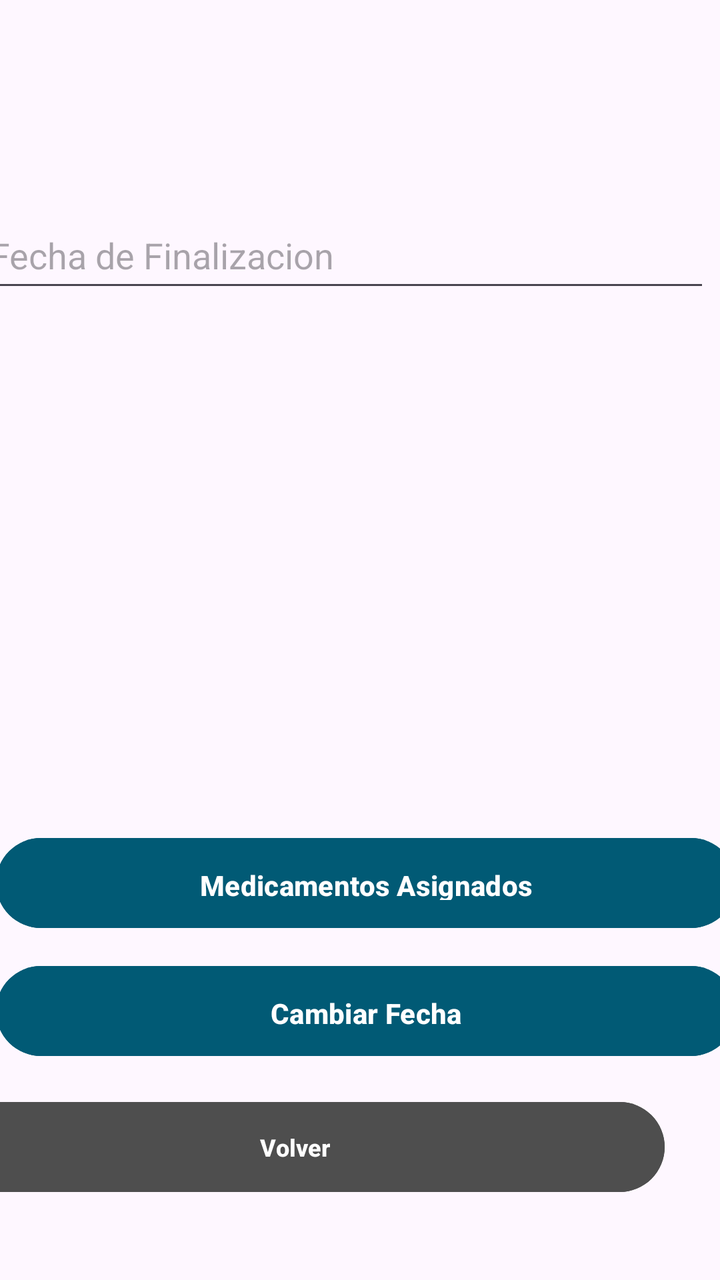
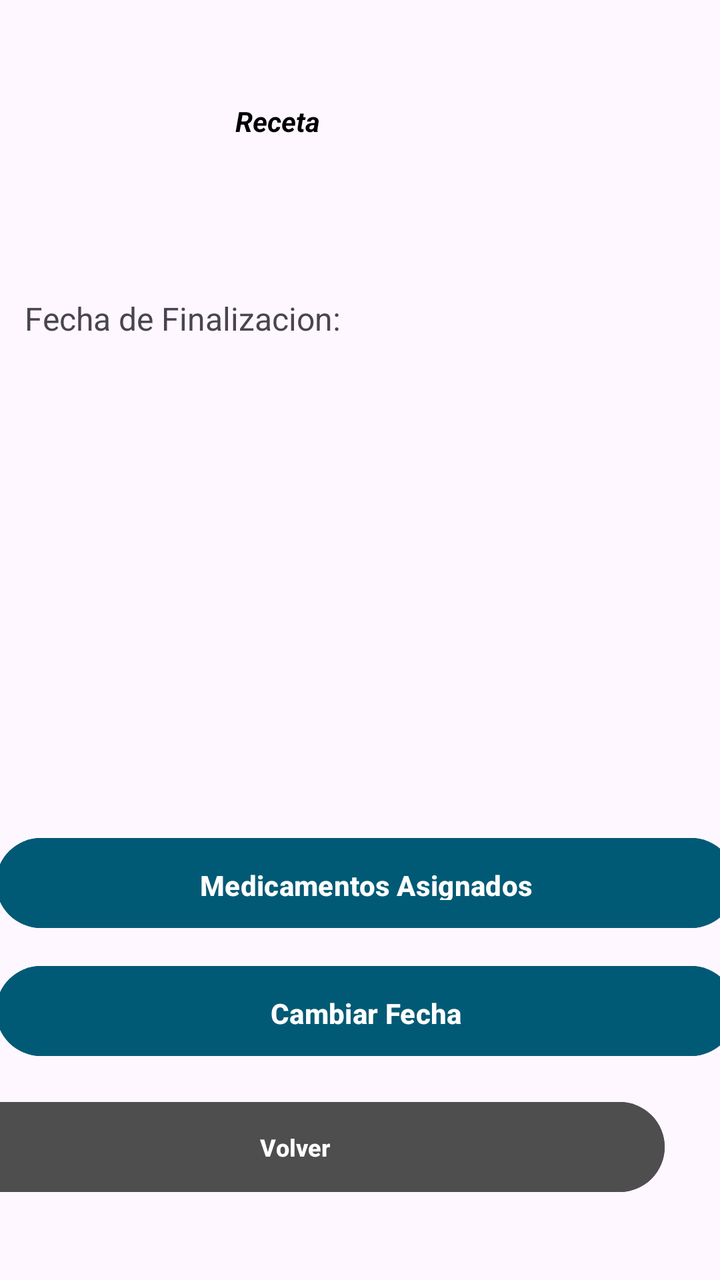

Screens rendered from an Android XML layout before and after an edit, with the pre-edit source and the edit as a unified diff.
<!-- AndroidManifest.xml: application theme Theme.MobilesVC -->
<!-- res/layout/receta_view.xml -->
<?xml version="1.0" encoding="utf-8"?>
<androidx.constraintlayout.widget.ConstraintLayout xmlns:android="http://schemas.android.com/apk/res/android"
    xmlns:app="http://schemas.android.com/apk/res-auto"
    xmlns:tools="http://schemas.android.com/tools"
    android:layout_width="match_parent"
    android:layout_height="match_parent">

    <androidx.constraintlayout.widget.ConstraintLayout
        android:id="@+id/constraintLayout"
        android:layout_width="match_parent"
        android:layout_height="match_parent">

        <Button
            android:id="@+id/vToMedicamentosList"
            android:layout_width="370dp"
            android:layout_height="53dp"
            android:layout_marginTop="48dp"
            android:layout_marginBottom="172dp"
            android:backgroundTint="#015A75"
            android:paddingVertical="14dp"
            android:text="Medicamentos Asignados"
            android:textStyle="bold"
            app:layout_constraintBottom_toBottomOf="parent"
            app:layout_constraintEnd_toEndOf="parent"
            app:layout_constraintHorizontal_bias="0.243"
            app:layout_constraintStart_toStartOf="parent" />

        <Button
            android:id="@+id/vToRecetaEdit"
            android:layout_width="370dp"
            android:layout_height="53dp"
            android:layout_marginTop="48dp"
            android:layout_marginBottom="108dp"
            android:backgroundTint="#015A75"
            android:paddingVertical="14dp"
            android:text="Cambiar Fecha"
            android:textStyle="bold"
            app:layout_constraintBottom_toBottomOf="parent"
            app:layout_constraintEnd_toEndOf="parent"
            app:layout_constraintHorizontal_bias="0.243"
            app:layout_constraintStart_toStartOf="parent" />

        <com.google.android.material.textfield.TextInputEditText
            android:id="@+id/vFecha"
            android:layout_width="364dp"
            android:layout_height="50dp"
            android:layout_marginStart="16dp"
            android:layout_marginEnd="31dp"
            android:layout_marginBottom="264dp"
            android:clickable="false"
            android:hint="Fecha de Finalizacion"
            app:layout_constraintBottom_toTopOf="@+id/vToMedicamentosList"
            app:layout_constraintEnd_toEndOf="parent"
            app:layout_constraintStart_toStartOf="parent" />

        <TextView
            android:id="@+id/textView5"
            android:layout_width="wrap_content"
            android:layout_height="wrap_content"
            android:layout_marginStart="133dp"
            android:layout_marginTop="51dp"
            android:layout_marginEnd="200dp"
            android:layout_marginBottom="110dp"
            android:fontFamily="sans-serif"
            android:text="Receta"
            android:textColor="#000000"
            android:textStyle="bold|italic"
            app:layout_constraintBottom_toTopOf="@+id/vFecha"
            app:layout_constraintEnd_toEndOf="parent"
            app:layout_constraintHorizontal_bias="1.0"
            app:layout_constraintStart_toStartOf="parent"
            app:layout_constraintTop_toTopOf="parent"
            app:layout_constraintVertical_bias="0.0"
            tools:textSize="26sp" />

        <Button
            android:id="@+id/vVolverReceta"
            android:layout_width="370dp"
            android:layout_height="53dp"
            android:layout_marginHorizontal="24dp"
            android:layout_marginEnd="28dp"
            android:layout_marginBottom="40dp"
            android:backgroundTint="#4E4E4E"
            android:paddingVertical="10dp"
            android:text="Volver"
            android:textSize="12sp"
            android:textStyle="bold"
            android:visibility="visible"
            app:layout_constraintBottom_toBottomOf="parent"
            app:layout_constraintEnd_toEndOf="parent" />

    </androidx.constraintlayout.widget.ConstraintLayout>

</androidx.constraintlayout.widget.ConstraintLayout>
<!-- resources referenced by this layout -->
<resources>
  <style name="Theme.MobilesVC" parent="Base.Theme.MobilesVC" />
  <style name="Base.Theme.MobilesVC" parent="Theme.Material3.DayNight.NoActionBar">
          
          
      </style>
</resources>

<!-- the commit's change to res/layout/receta_view.xml (unified diff, before → after) -->
@@ -10,11 +10,34 @@
         android:layout_width="match_parent"
         android:layout_height="match_parent">
 
+        <TextView
+            android:id="@+id/textView52"
+            android:layout_width="200dp"
+            android:layout_height="22dp"
+            android:text="Fecha de Finalizacion:"
+            android:textSize="16sp"
+            app:layout_constraintBottom_toTopOf="@+id/vFecha"
+            app:layout_constraintEnd_toEndOf="parent"
+            app:layout_constraintHorizontal_bias="0.077"
+            app:layout_constraintStart_toStartOf="parent" />
+
+        <TextView
+            android:id="@+id/vFecha"
+            android:layout_width="364dp"
+            android:layout_height="50dp"
+            android:layout_marginTop="88dp"
+            android:layout_marginBottom="282dp"
+            android:text="Fecha"
+            android:textSize="26sp"
+            app:layout_constraintBottom_toTopOf="@+id/vToMedicamentosList"
+            app:layout_constraintEnd_toEndOf="parent"
+            app:layout_constraintStart_toStartOf="parent"
+            app:layout_constraintTop_toBottomOf="@+id/textView5" />
+
         <Button
             android:id="@+id/vToMedicamentosList"
             android:layout_width="370dp"
             android:layout_height="53dp"
-            android:layout_marginTop="48dp"
             android:layout_marginBottom="172dp"
             android:backgroundTint="#015A75"
             android:paddingVertical="14dp"
@@ -40,19 +63,6 @@
             app:layout_constraintHorizontal_bias="0.243"
             app:layout_constraintStart_toStartOf="parent" />
 
-        <com.google.android.material.textfield.TextInputEditText
-            android:id="@+id/vFecha"
-            android:layout_width="364dp"
-            android:layout_height="50dp"
-            android:layout_marginStart="16dp"
-            android:layout_marginEnd="31dp"
-            android:layout_marginBottom="264dp"
-            android:clickable="false"
-            android:hint="Fecha de Finalizacion"
-            app:layout_constraintBottom_toTopOf="@+id/vToMedicamentosList"
-            app:layout_constraintEnd_toEndOf="parent"
-            app:layout_constraintStart_toStartOf="parent" />
-
         <TextView
             android:id="@+id/textView5"
             android:layout_width="wrap_content"
@@ -60,17 +70,14 @@
             android:layout_marginStart="133dp"
             android:layout_marginTop="51dp"
             android:layout_marginEnd="200dp"
-            android:layout_marginBottom="110dp"
             android:fontFamily="sans-serif"
             android:text="Receta"
             android:textColor="#000000"
             android:textStyle="bold|italic"
-            app:layout_constraintBottom_toTopOf="@+id/vFecha"
             app:layout_constraintEnd_toEndOf="parent"
             app:layout_constraintHorizontal_bias="1.0"
             app:layout_constraintStart_toStartOf="parent"
             app:layout_constraintTop_toTopOf="parent"
-            app:layout_constraintVertical_bias="0.0"
             tools:textSize="26sp" />
 
         <Button
